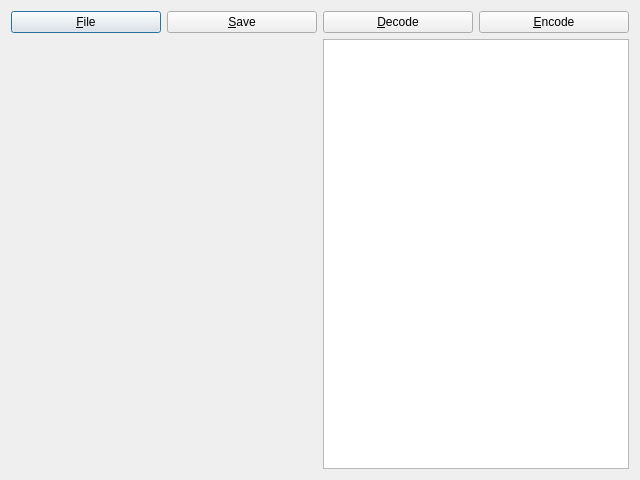
Before: the Qt Designer form qrdialog.ui in alenstar/qrtools, drawn with Qt 5.
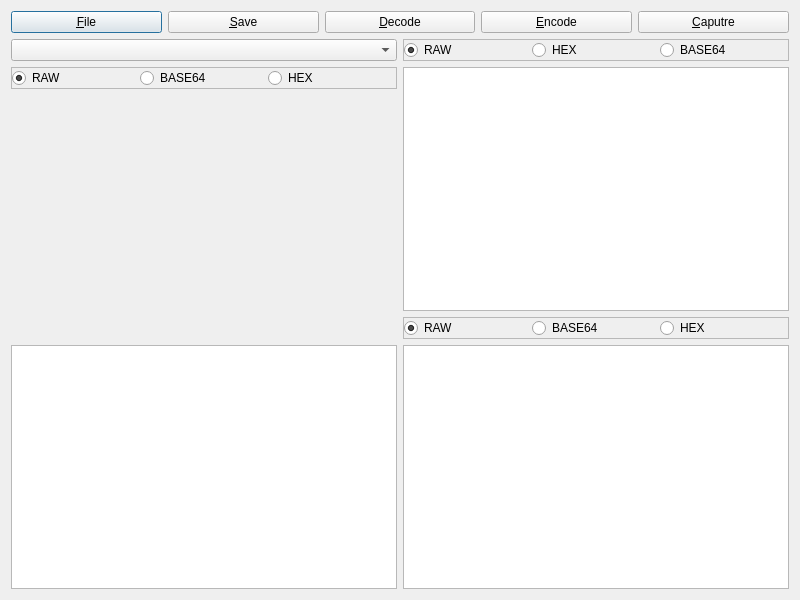
After: the same form once the commit is applied.

Patch:
```diff
--- a/qrdialog.ui
+++ b/qrdialog.ui
@@ -6,14 +6,14 @@
    <rect>
     <x>0</x>
     <y>0</y>
-    <width>640</width>
-    <height>480</height>
+    <width>800</width>
+    <height>600</height>
    </rect>
   </property>
   <property name="windowTitle">
    <string>QrDialog</string>
   </property>
-  <layout class="QGridLayout" name="gridLayout">
+  <layout class="QGridLayout" name="gridLayout_4">
    <item row="0" column="0">
     <layout class="QHBoxLayout" name="horizontalLayout">
      <item>
@@ -44,34 +44,208 @@
        </property>
       </widget>
      </item>
+     <item>
+      <widget class="QPushButton" name="btnCapture">
+       <property name="text">
+        <string>&amp;Caputre</string>
+       </property>
+      </widget>
+     </item>
     </layout>
    </item>
    <item row="1" column="0">
-    <layout class="QHBoxLayout" name="horizontalLayout_2">
-     <property name="sizeConstraint">
-      <enum>QLayout::SetMinAndMaxSize</enum>
-     </property>
+    <layout class="QHBoxLayout" name="horizontalLayout_5">
      <item>
-      <widget class="QLabel" name="qrcode">
-       <property name="sizePolicy">
-        <sizepolicy hsizetype="Expanding" vsizetype="Expanding">
-         <horstretch>0</horstretch>
-         <verstretch>0</verstretch>
-        </sizepolicy>
-       </property>
-       <property name="acceptDrops">
-        <bool>true</bool>
-       </property>
-       <property name="text">
-        <string/>
-       </property>
-       <property name="textFormat">
-        <enum>Qt::PlainText</enum>
-       </property>
-      </widget>
+      <layout class="QVBoxLayout" name="verticalLayout">
+       <item>
+        <widget class="QComboBox" name="method"/>
+       </item>
+       <item>
+        <widget class="QFrame" name="frame_2">
+         <property name="frameShape">
+          <enum>QFrame::StyledPanel</enum>
+         </property>
+         <property name="frameShadow">
+          <enum>QFrame::Raised</enum>
+         </property>
+         <layout class="QGridLayout" name="gridLayout_2">
+          <property name="leftMargin">
+           <number>0</number>
+          </property>
+          <property name="topMargin">
+           <number>0</number>
+          </property>
+          <property name="rightMargin">
+           <number>0</number>
+          </property>
+          <property name="bottomMargin">
+           <number>0</number>
+          </property>
+          <property name="spacing">
+           <number>0</number>
+          </property>
+          <item row="0" column="0">
+           <widget class="QRadioButton" name="pRaw">
+            <property name="text">
+             <string>RAW</string>
+            </property>
+            <property name="checked">
+             <bool>true</bool>
+            </property>
+           </widget>
+          </item>
+          <item row="0" column="1">
+           <widget class="QRadioButton" name="pBase64">
+            <property name="text">
+             <string>BASE64</string>
+            </property>
+           </widget>
+          </item>
+          <item row="0" column="2">
+           <widget class="QRadioButton" name="pHex">
+            <property name="text">
+             <string>HEX</string>
+            </property>
+           </widget>
+          </item>
+         </layout>
+        </widget>
+       </item>
+       <item>
+        <widget class="QLabel" name="qrcode">
+         <property name="sizePolicy">
+          <sizepolicy hsizetype="Expanding" vsizetype="Expanding">
+           <horstretch>0</horstretch>
+           <verstretch>0</verstretch>
+          </sizepolicy>
+         </property>
+         <property name="acceptDrops">
+          <bool>true</bool>
+         </property>
+         <property name="text">
+          <string/>
+         </property>
+         <property name="textFormat">
+          <enum>Qt::PlainText</enum>
+         </property>
+        </widget>
+       </item>
+       <item>
+        <widget class="QPlainTextEdit" name="params"/>
+       </item>
+      </layout>
      </item>
      <item>
-      <widget class="QPlainTextEdit" name="qrtext"/>
+      <layout class="QVBoxLayout" name="verticalLayout_2">
+       <item>
+        <widget class="QFrame" name="frame">
+         <property name="frameShape">
+          <enum>QFrame::StyledPanel</enum>
+         </property>
+         <property name="frameShadow">
+          <enum>QFrame::Raised</enum>
+         </property>
+         <layout class="QGridLayout" name="gridLayout">
+          <property name="leftMargin">
+           <number>0</number>
+          </property>
+          <property name="topMargin">
+           <number>0</number>
+          </property>
+          <property name="rightMargin">
+           <number>0</number>
+          </property>
+          <property name="bottomMargin">
+           <number>0</number>
+          </property>
+          <property name="spacing">
+           <number>0</number>
+          </property>
+          <item row="0" column="0">
+           <widget class="QRadioButton" name="inRaw">
+            <property name="text">
+             <string>RAW</string>
+            </property>
+            <property name="checked">
+             <bool>true</bool>
+            </property>
+           </widget>
+          </item>
+          <item row="0" column="1">
+           <widget class="QRadioButton" name="inHex">
+            <property name="text">
+             <string>HEX</string>
+            </property>
+           </widget>
+          </item>
+          <item row="0" column="2">
+           <widget class="QRadioButton" name="inBase64">
+            <property name="text">
+             <string>BASE64</string>
+            </property>
+           </widget>
+          </item>
+         </layout>
+        </widget>
+       </item>
+       <item>
+        <widget class="QPlainTextEdit" name="inText"/>
+       </item>
+       <item>
+        <widget class="QFrame" name="frame_3">
+         <property name="frameShape">
+          <enum>QFrame::StyledPanel</enum>
+         </property>
+         <property name="frameShadow">
+          <enum>QFrame::Raised</enum>
+         </property>
+         <layout class="QGridLayout" name="gridLayout_3">
+          <property name="leftMargin">
+           <number>0</number>
+          </property>
+          <property name="topMargin">
+           <number>0</number>
+          </property>
+          <property name="rightMargin">
+           <number>0</number>
+          </property>
+          <property name="bottomMargin">
+           <number>0</number>
+          </property>
+          <property name="spacing">
+           <number>0</number>
+          </property>
+          <item row="0" column="0">
+           <widget class="QRadioButton" name="outRaw">
+            <property name="text">
+             <string>RAW</string>
+            </property>
+            <property name="checked">
+             <bool>true</bool>
+            </property>
+           </widget>
+          </item>
+          <item row="0" column="1">
+           <widget class="QRadioButton" name="outBase64">
+            <property name="text">
+             <string>BASE64</string>
+            </property>
+           </widget>
+          </item>
+          <item row="0" column="2">
+           <widget class="QRadioButton" name="outHex">
+            <property name="text">
+             <string>HEX</string>
+            </property>
+           </widget>
+          </item>
+         </layout>
+        </widget>
+       </item>
+       <item>
+        <widget class="QPlainTextEdit" name="outText"/>
+       </item>
+      </layout>
      </item>
     </layout>
    </item>
```
